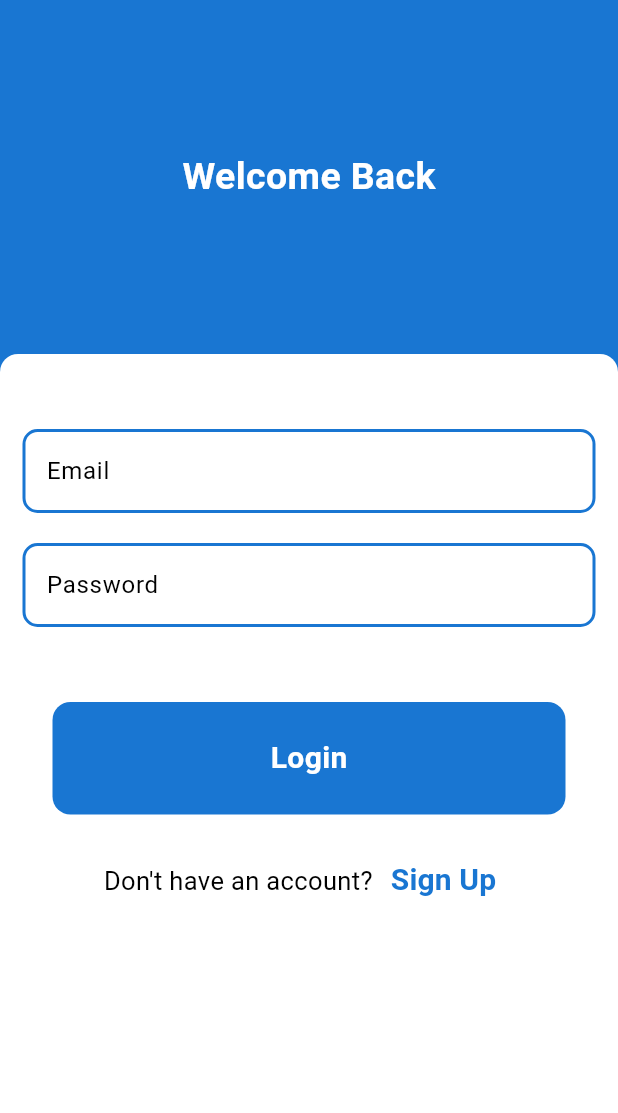
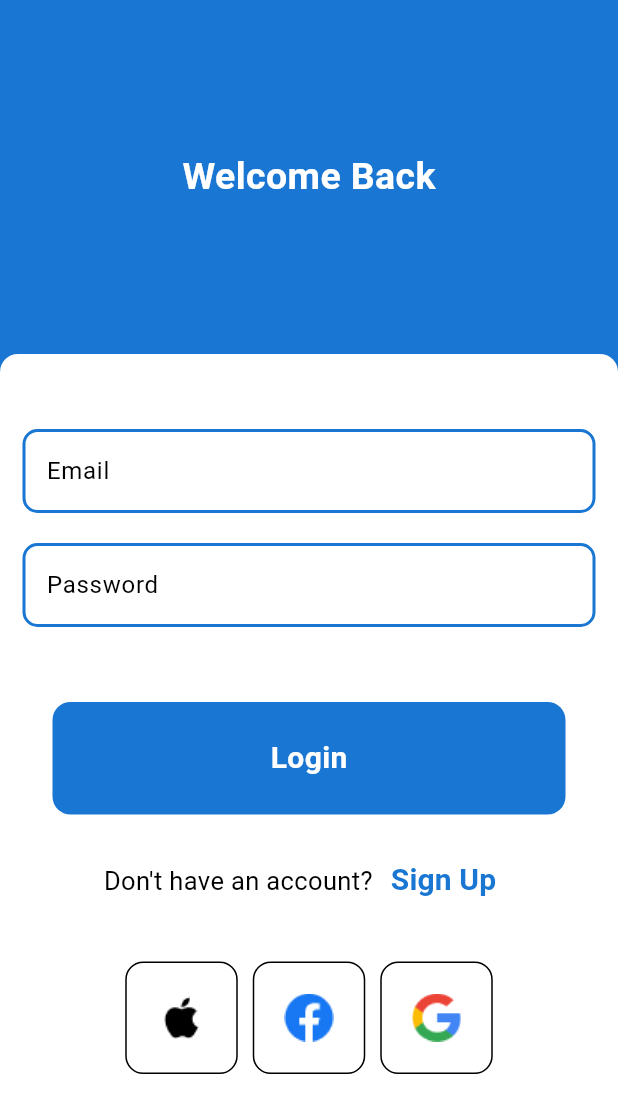
Before and after one commit to elshaarawy7/Rahhala, a Flutter app: the screen it shows after launch, after a tap on "Sign In", after a tap on "Login", on a phone screen of 412 x 824 dp. Shown: the top 1113 px of the screen. Run offline on Flutter 3.47's test engine with Material 3 defaults, Android fonts, the phone set to English and light mode, and no system bars; our stand-ins replace gap, go_router; network calls fail.

Commit message:
add image scliole in sing in pae and login pagee

```diff
--- a/lib/features/auth/pages/login_view.dart
+++ b/lib/features/auth/pages/login_view.dart
@@ -3,6 +3,7 @@ import 'package:gap/gap.dart';
 import 'package:go_router/go_router.dart';
 import 'package:user_inter_face_2/core/constants/app_colos.dart';
 import 'package:user_inter_face_2/core/utils/go_router.dart';
+import 'package:user_inter_face_2/features/auth/widgets/item_scoil.dart';
 import 'package:user_inter_face_2/features/shared/custem_batton.dart';
 import 'package:user_inter_face_2/features/shared/custem_text.dart';
 import 'package:user_inter_face_2/features/shared/custem_text_filed.dart';
@@ -13,7 +14,7 @@ class LoginView extends StatelessWidget {
   final TextEditingController emailController = TextEditingController();
   final TextEditingController passwordController = TextEditingController();
 
-   final GlobalKey<FormState> formKey = GlobalKey<FormState>();
+  final GlobalKey<FormState> formKey = GlobalKey<FormState>();
 
   @override
   Widget build(BuildContext context) {
@@ -64,12 +65,13 @@ class LoginView extends StatelessWidget {
                       ),
                       Gap(50),
                       CustemBatton(
-                        onTap:  () {
+                        onTap: () {
                           if (formKey.currentState!.validate()) {
                             context.go(AppRouter.home);
                           }
                         },
-                        text: "Login"),
+                        text: "Login",
+                      ),
                       Gap(20),
                       Row(
                         mainAxisAlignment: MainAxisAlignment.center,
@@ -97,6 +99,18 @@ class LoginView extends StatelessWidget {
                           ),
                         ],
                       ),
+
+                      Gap(30),
+                      Row(
+                        mainAxisAlignment: MainAxisAlignment.center,
+                        children: [
+                          ItemScoil(image: 'assets/schoil/apple.png'),
+                          Gap(10),
+                          ItemScoil(image: 'assets/schoil/Facebook.png'),
+                          Gap(10),
+                          ItemScoil(image: 'assets/schoil/Google.png'),
+                        ],
+                      ),
                     ],
                   ),
                 ),
--- a/lib/features/auth/pages/sing_in_page.dart
+++ b/lib/features/auth/pages/sing_in_page.dart
@@ -118,24 +118,22 @@ class SingInPage extends StatelessWidget {
                           ),
                         ],
                       ),
+
+                      Gap(30),
+
+                      Row(
+                        mainAxisAlignment: MainAxisAlignment.center,
+                        children: [
+                          ItemScoil(image: 'assets/schoil/apple.png'),
+                          Gap(10) ,
+                          ItemScoil(image: 'assets/schoil/Facebook.png'),
+                           Gap(10) ,
+                          ItemScoil(image: 'assets/schoil/Google.png'),
+                        ],
+                      ),
                     ],
                   ),
                 ),
-              ),
-            ),
-
-            SliverToBoxAdapter(
-              child: Column(
-                children: [
-                  Gap(20),
-                  Row(
-                    children: [
-                      ItemScoil(image: 'assets/apple.png'),
-                      ItemScoil(image: 'assets/Facebook.png'),
-                      ItemScoil(image: 'assets/Google.png'),
-                    ],
-                  ),
-                ],
               ),
             ),
           ],
--- a/lib/features/auth/widgets/item_scoil.dart
+++ b/lib/features/auth/widgets/item_scoil.dart
@@ -1,4 +1,3 @@
-import 'package:flutter/cupertino.dart';
 import 'package:flutter/material.dart';
 
 class ItemScoil extends StatelessWidget {
@@ -8,12 +7,13 @@ class ItemScoil extends StatelessWidget {
   @override
   Widget build(BuildContext context) {
     return Container(
-      width: 100,
-      height: 100,
+      width: 75,
+      height: 75,
 
       decoration: BoxDecoration(
-        color: Colors.grey,
+        color: Colors.white,
         borderRadius: BorderRadius.circular(12),
+        border: Border.all(color: Colors.black, width: 1),
       ),
       child: Image.asset(image),
     );
--- a/lib/features/home/pages/home_page.dart
+++ b/lib/features/home/pages/home_page.dart
@@ -1,8 +1,10 @@
 import 'package:flutter/material.dart';
+import 'package:gap/gap.dart';
 import 'package:user_inter_face_2/core/constants/app_colos.dart';
 import 'package:user_inter_face_2/features/home/data/destinations_data.dart';
 import 'package:user_inter_face_2/features/home/widgets/destination_card.dart';
 import 'package:user_inter_face_2/features/home/widgets/home_header.dart';
+import 'package:user_inter_face_2/features/shared/custem_text.dart';
 
 class HomePage extends StatelessWidget {
   const HomePage({super.key});
@@ -17,14 +19,12 @@ class HomePage extends StatelessWidget {
         title: Row(
           children: [
             Icon(Icons.flight_takeoff, color: AppColors.primaryColor, size: 28),
-            const SizedBox(width: 8),
-            const Text(
-              'رحالة',
-              style: TextStyle(
-                color: Colors.black87,
-                fontSize: 24,
-                fontWeight: FontWeight.bold,
-              ),
+            Gap(8),
+            CustemText(
+              text: 'رحالة',
+              color: Colors.black87,
+              size: 24,
+              weight: FontWeight.bold,
             ),
           ],
         ),
--- a/pubspec.yaml
+++ b/pubspec.yaml
@@ -54,7 +54,7 @@ flutter:
 
   # To add assets to your application, add an assets section, like this:
   assets:
-    - assets/
+    - assets/schoil/
     - assets/filgth/
   # An image asset can refer to one or more resolution-specific "variants", see
   # https://flutter.dev/to/resolution-aware-images
```
Also changed, not shown: assets/filgth/flight.jpeg (deleted), assets/schoil/Facebook.png (renamed from assets/Facebook.png), assets/schoil/Google.png (renamed from assets/Google.png), assets/schoil/apple.png (renamed from assets/apple.png).
